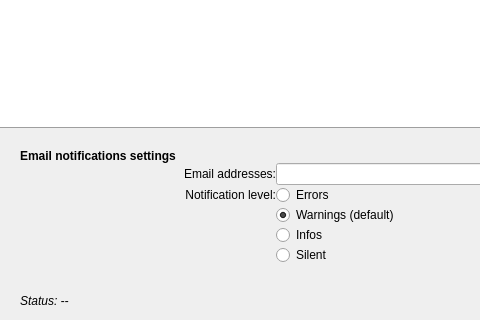
Above: xeprtools/customxepr_ui_macos.ui from OE-FET/customxepr before the change; both pictures show x 0 to 480 and y 344 to 664 of the 807 by 664 pixel window. Below: the same form after it.
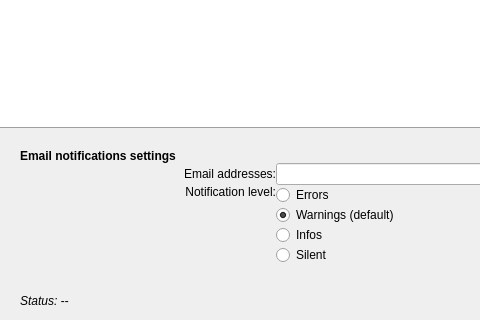
That is the form after the change. The open tabs and pages were chosen to show the change. Custom widgets are drawn as their Qt base class.

Patch:
```diff
--- a/xeprtools/customxepr_ui_macos.ui
+++ b/xeprtools/customxepr_ui_macos.ui
@@ -614,29 +614,16 @@
             </property>
            </widget>
           </item>
-          <item row="2" column="0">
+          <item row="2" column="0" rowspan="4">
            <widget class="QLabel" name="label_2">
             <property name="text">
              <string>Notification level:</string>
             </property>
             <property name="alignment">
-             <set>Qt::AlignRight|Qt::AlignTrailing|Qt::AlignVCenter</set>
+             <set>Qt::AlignRight|Qt::AlignTop|Qt::AlignTrailing</set>
             </property>
            </widget>
           </item>
-          <item row="3" column="0" rowspan="3">
-           <spacer name="horizontalSpacer">
-            <property name="orientation">
-             <enum>Qt::Horizontal</enum>
-            </property>
-            <property name="sizeHint" stdset="0">
-             <size>
-              <width>40</width>
-              <height>20</height>
-             </size>
-            </property>
-           </spacer>
-          </item>
          </layout>
         </item>
         <item row="4" column="0" colspan="2">
```
Left out of the diff: 8 changed lines with no effect on the pictures.
